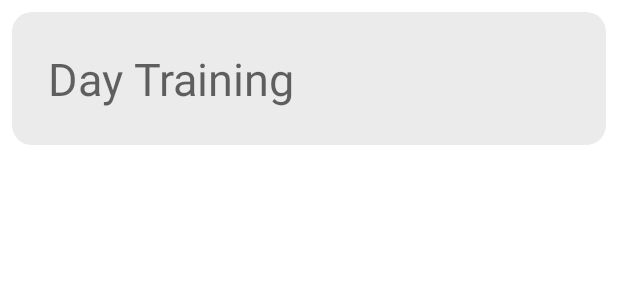
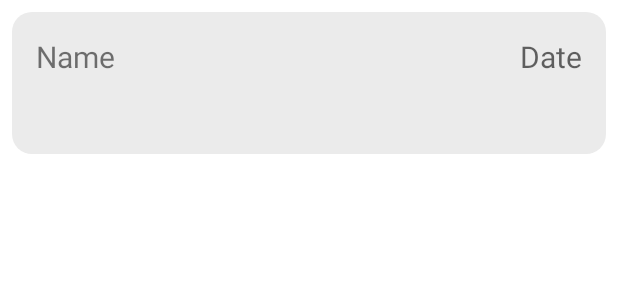
Before and after one commit to dygogive/Simple_Fitness_Records_0.1, an Android app: the layout text_for_recycler.xml on its own in the app's theme, with its tools: preview values and no code run, on a phone screen of 412 x 824 dp. Shown: the top 300 px of the screen. Run offline under Robolectric (Android 15) with nearby library versions, the phone set to English and light mode, and no system bars.

Commit message:
refactor radapters

```diff
--- a/app/src/main/java/com/example/simplefitnessrecords01/UI_activities/MainActivity.java
+++ b/app/src/main/java/com/example/simplefitnessrecords01/UI_activities/MainActivity.java
@@ -44,6 +44,8 @@ public class MainActivity extends AppCompatActivity {
 
 
 
+
+
     /************** GETTERS SETTERS **********************/
     public SQLiteDatabase getDB() {
         return db;
@@ -53,6 +55,7 @@ public class MainActivity extends AppCompatActivity {
     public ActivityResultLauncher getActivityResultLauncher() {
         return activityResultLauncher;
     }
+
 
 
 
@@ -214,7 +217,7 @@ public class MainActivity extends AppCompatActivity {
                 (RecyclerViewFitnessTrainingsAdapter) binding.recyclerView.getAdapter();
 
         //unique Name To Delete
-        String uniqueName = recyclerViewFitnessTrainingsAdapter.getItem(positioContextMenu).getUniqueName();
+        String uniqueName = recyclerViewFitnessTrainingsAdapter.getItem(positioContextMenu).getSubName();
 
         return uniqueName;
     }
--- a/app/src/main/java/com/example/simplefitnessrecords01/dialog/StartDialog.java
+++ b/app/src/main/java/com/example/simplefitnessrecords01/dialog/StartDialog.java
@@ -42,13 +42,13 @@ public class StartDialog extends Dialog {
             String subname = mBinding.editTextSubname.getText().toString();
 
             //check if at least one field is empty, then fill it in red
-            if (day.equals("") | name.equals("") | subname.equals("")) {
+            if (day.equals("") | name.equals("") ) {
                 //Red color
                 int redColor = Color.RED;
                 //set the hidden text in red
                 mBinding.editTextDay.setHintTextColor(redColor);
                 mBinding.editTextName.setHintTextColor(redColor);
-                mBinding.editTextSubname.setHintTextColor(redColor);
+                //mBinding.editTextSubname.setHintTextColor(redColor);
             } else {
                 //create a unique workout name
                 String[] texts = new String[]{day, name, subname};
--- a/app/src/main/res/layout/dialog_new_training.xml
+++ b/app/src/main/res/layout/dialog_new_training.xml
@@ -13,7 +13,7 @@
         android:layout_marginTop="24dp"
         android:ems="10"
         android:hint="Day"
-        android:inputType="textPersonName"
+        android:inputType="date"
         app:layout_constraintEnd_toEndOf="parent"
         app:layout_constraintStart_toStartOf="parent"
         app:layout_constraintTop_toTopOf="parent" />
@@ -36,8 +36,8 @@
         android:layout_height="wrap_content"
         android:layout_marginTop="28dp"
         android:ems="10"
-        android:hint="Subname"
-        android:inputType="textPersonName"
+        android:hint="Info"
+        android:inputType="textMultiLine"
         app:layout_constraintEnd_toEndOf="parent"
         app:layout_constraintStart_toStartOf="parent"
         app:layout_constraintTop_toBottomOf="@+id/editTextName" />
--- a/app/src/main/res/layout/text_for_recycler.xml
+++ b/app/src/main/res/layout/text_for_recycler.xml
@@ -11,13 +11,33 @@
         android:id="@+id/textView"
         android:layout_width="wrap_content"
         android:layout_height="wrap_content"
-        android:layout_marginStart="24dp"
-        android:layout_marginTop="24dp"
-        android:layout_marginBottom="24dp"
-        android:hint="Day Training"
+        android:layout_marginTop="16dp"
+        android:layout_marginEnd="16dp"
+        android:hint="Date"
         android:textColor="@color/purple_700"
-        android:textSize="30sp"
-        app:layout_constraintBottom_toBottomOf="parent"
+        android:textSize="20sp"
+        app:layout_constraintEnd_toEndOf="parent"
+        app:layout_constraintTop_toTopOf="parent" />
+
+    <TextView
+        android:id="@+id/tvName"
+        android:layout_width="wrap_content"
+        android:layout_height="wrap_content"
+        android:layout_marginStart="16dp"
+        android:layout_marginTop="16dp"
+        android:text="Name"
+        android:textSize="20sp"
         app:layout_constraintStart_toStartOf="parent"
         app:layout_constraintTop_toTopOf="parent" />
+
+    <TextView
+        android:id="@+id/tvSubName"
+        android:layout_width="wrap_content"
+        android:layout_height="wrap_content"
+        android:layout_marginTop="8dp"
+        android:layout_marginBottom="16dp"
+        android:textSize="20sp"
+        app:layout_constraintBottom_toBottomOf="parent"
+        app:layout_constraintStart_toStartOf="@+id/tvName"
+        app:layout_constraintTop_toBottomOf="@+id/tvName" />
 </androidx.constraintlayout.widget.ConstraintLayout>
--- a/app/src/main/res/menu/menu_main.xml
+++ b/app/src/main/res/menu/menu_main.xml
@@ -4,8 +4,8 @@
     <item
         android:id="@+id/action_new"
         android:title="@string/action_new_training"
-        android:icon="@drawable/baseline_fiber_new_24"
-        app:showAsAction="withText"/>
+        android:icon="@drawable/baseline_add_box_24"
+        app:showAsAction="ifRoom" />
     <item
         android:id="@+id/action_settings"
         android:title="@string/settings"
--- a/app/src/main/res/menu/menu_training.xml
+++ b/app/src/main/res/menu/menu_training.xml
@@ -5,8 +5,8 @@
     <item
         android:id="@+id/add"
         android:icon="@drawable/baseline_add_box_24"
-        android:title="@string/add"
-        app:showAsAction="always" />
+        app:showAsAction="ifRoom"
+        android:title="@string/add"/>
     <item
         android:id="@+id/settngs"
         android:title="@string/settings"
```
Also changed, not shown: app/src/main/java/com/example/simplefitnessrecords01/fitness/OneFitnessTraining.java (+6 -6 lines), app/src/main/java/com/example/simplefitnessrecords01/recycler_views/RecyclerViewFitnessTrainingsAdapter.java (+5 -2 lines).
